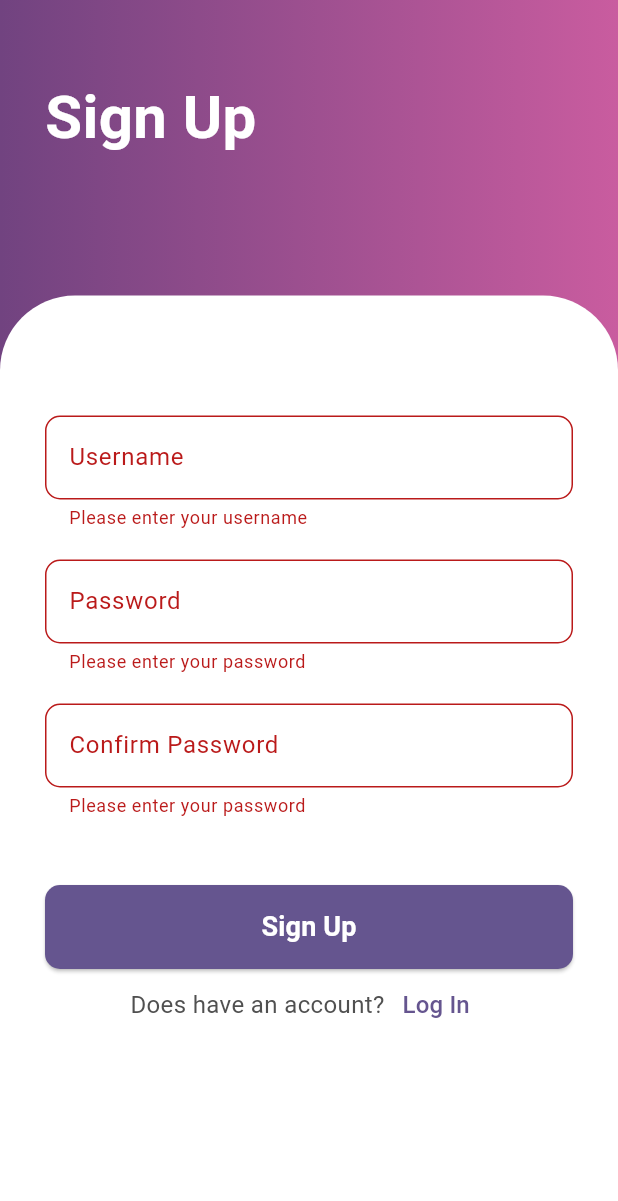
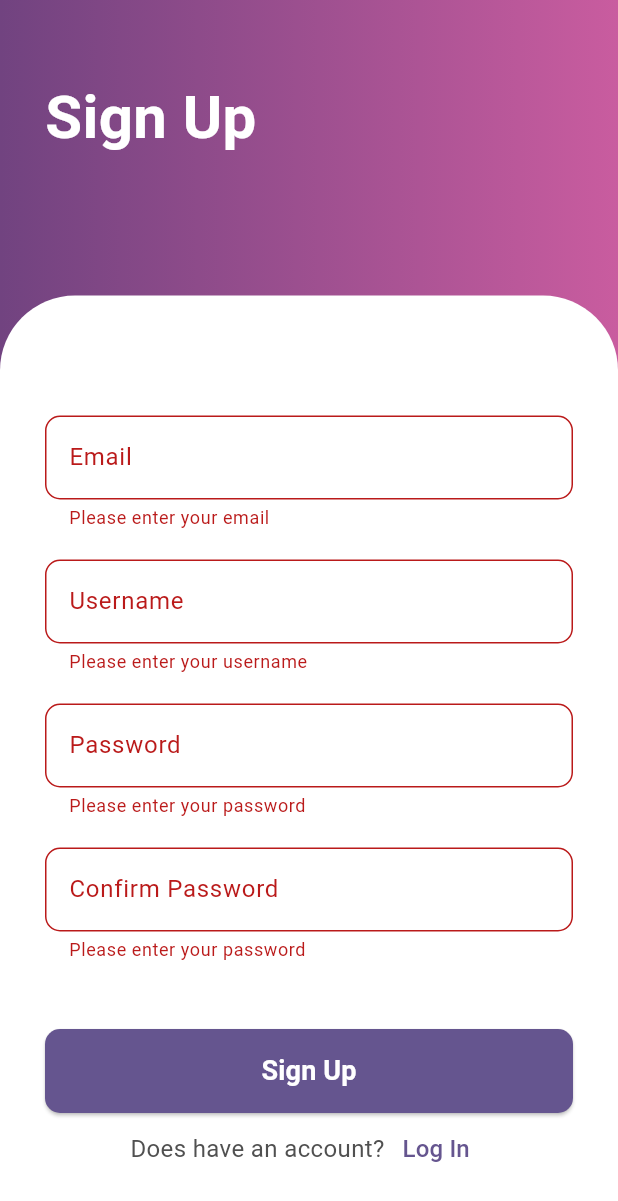
Before and after one commit to SataponNAM/cs_app, a Flutter app: the SignUpPage screen opened directly, after a tap on "Sign Up", on a phone screen of 412 x 824 dp. Shown: the top 1201 px of the screen. Run offline on Flutter 3.47's test engine with Material 3 defaults, Android fonts, the light colour scheme and no system bars; our stand-ins replace bloc, device_info_plus, equatable, flutter_bloc, iconly, permission_handler and 2 more; missing offline and left inert: flutter_downloader, flutter_inappwebview; accounts and stored records are empty.

Commit message:
Update Auth
Connect login and register to database.

```diff
--- a/flutter_app/lib/main.dart
+++ b/flutter_app/lib/main.dart
@@ -42,8 +42,8 @@ class MyApp extends StatelessWidget {
         colorScheme: ColorScheme.fromSeed(seedColor: Colors.deepPurple),
         useMaterial3: true,
       ),
-      // home: LoginPage()
-      home: const MainWrapper(),
+      home: LoginPage()
+      //home: MainWrapper(),
     );
   }
 }
--- a/flutter_app/lib/pages/auth_page/sign_up_page.dart
+++ b/flutter_app/lib/pages/auth_page/sign_up_page.dart
@@ -1,6 +1,8 @@
+import 'dart:convert';
+
 import 'package:flutter/material.dart';
 import 'package:flutter_app/pages/auth_page/login_page.dart';
-import 'package:flutter_app/pages/auth_page/sign_up_page.dart';
+import 'package:http/http.dart' as http;
 
 class SignUpPage extends StatefulWidget {
   const SignUpPage({super.key});
@@ -11,6 +13,7 @@ class SignUpPage extends StatefulWidget {
 
 class _SignUpPageState extends State<SignUpPage> {
   final _formKey = GlobalKey<FormState>();
+  final TextEditingController _emailController = TextEditingController();
   final TextEditingController _usernameController = TextEditingController();
   final TextEditingController _passwordController = TextEditingController();
   final TextEditingController _cfpasswordController = TextEditingController();
@@ -64,8 +67,26 @@ class _SignUpPageState extends State<SignUpPage> {
                     mainAxisAlignment: MainAxisAlignment.start,
                     crossAxisAlignment: CrossAxisAlignment.stretch,
                     children: <Widget>[
+                      // Email
+                      const SizedBox(height: 10),
+                      TextFormField(
+                        controller: _emailController,
+                        decoration: InputDecoration(
+                          labelText: 'Email',
+                          hintText: 'Enter your Email',
+                          border: OutlineInputBorder(
+                              borderRadius: BorderRadius.circular(10)),
+                        ),
+                        validator: (value) {
+                          if (value == null || value.isEmpty) {
+                            return 'Please enter your email';
+                          }
+                          return null;
+                        },
+                      ),
+
+                      const SizedBox(height: 20),
                       // Username
-                      const SizedBox(height: 10),
                       TextFormField(
                         controller: _usernameController,
                         decoration: InputDecoration(
@@ -116,6 +137,10 @@ class _SignUpPageState extends State<SignUpPage> {
                           if (value == null || value.isEmpty) {
                             return 'Please enter your password';
                           }
+                          if (value != _passwordController.text) {
+                            return 'Password does not match';
+                          }
+
                           return null;
                         },
                       ),
@@ -126,9 +151,7 @@ class _SignUpPageState extends State<SignUpPage> {
                         onPressed: () {
                           if (_formKey.currentState!.validate()) {
                             // Process login
-                            ScaffoldMessenger.of(context).showSnackBar(
-                              SnackBar(content: Text('Processing Login')),
-                            );
+                            registerUser();
                           }
                         },
                         style: ElevatedButton.styleFrom(
@@ -182,4 +205,28 @@ class _SignUpPageState extends State<SignUpPage> {
       ),
     );
   }
+
+  Future<void> registerUser() async {
+    final url = Uri.parse('http://202.44.40.179:3000/auth/register');
+    String email = _emailController.text;
+    String username = _usernameController.text;
+    String password = _passwordController.text;
+
+    final response = await http.post(
+      url,
+      headers: {'Content-Type': 'application/json'},
+      body: jsonEncode({
+        'username': username,
+        'password': password, // แฮชพาสเวิร์ดก่อนส่ง
+        'email': email,
+      }),
+    );
+
+    if (response.statusCode == 201) {
+      print('ลงทะเบียนสำเร็จ');
+      Navigator.pushReplacement(context, MaterialPageRoute(builder: (context) => LoginPage()));
+    } else {
+      print('เกิดข้อผิดพลาด: ${response.body}');
+    }
+  }
 }
--- a/flutter_app/pubspec.yaml
+++ b/flutter_app/pubspec.yaml
@@ -41,13 +41,13 @@ dependencies:
   bloc: ^9.0.0
 
   permission_handler: ^11.4.0
-  url_launcher: ^6.3.1
   path_provider: ^2.1.5
   flutter_downloader: ^1.11.8
   flutter_inappwebview: ^6.1.5
   device_info_plus: ^11.3.0
-  android_path_provider: ^0.3.1
   http: ^1.3.0
+  crypto: ^3.0.6
+  shared_preferences: ^2.5.2
 
 dev_dependencies:
   flutter_test:
```
Also changed, not shown: flutter_app/lib/pages/auth_page/login_page.dart (+70 -6 lines), flutter_app/lib/widgets/side_menu.dart (+76 -9 lines), flutter_app/pubspec.lock.
